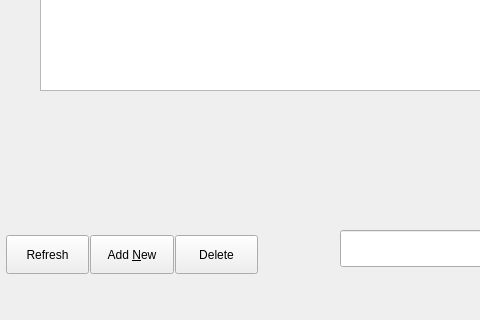
The window that show_revnotes.ui (lbase/revnotes) describes before a commit, drawn with Qt 5; both pictures show x 0 to 480 and y 326 to 646 of the 898 by 646 pixel window.
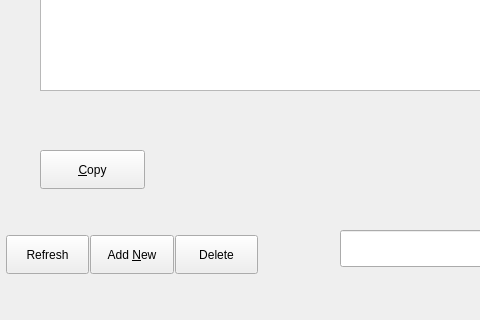
The same window after the commit.

Commit message: dunno - lost search

Patch:
```diff
--- a/show_revnotes.ui
+++ b/show_revnotes.ui
@@ -141,6 +141,19 @@
      </rect>
     </property>
    </widget>
+   <widget class="QPushButton" name="btnCopy">
+    <property name="geometry">
+     <rect>
+      <x>40</x>
+      <y>440</y>
+      <width>105</width>
+      <height>39</height>
+     </rect>
+    </property>
+    <property name="text">
+     <string>&amp;Copy</string>
+    </property>
+   </widget>
   </widget>
   <widget class="QMenuBar" name="menubar">
    <property name="geometry">
```
The commit also changes 2 other files.
